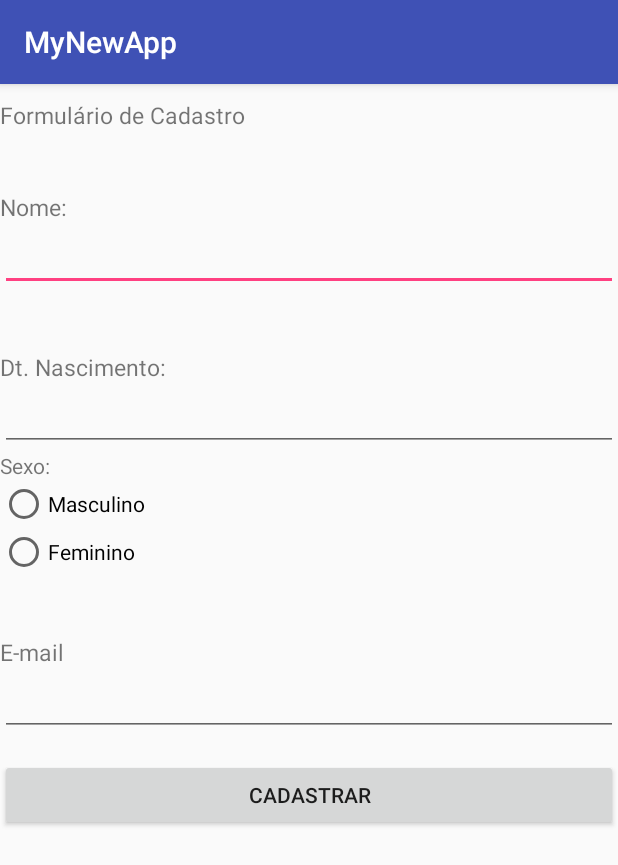
After one commit to danieleEd/MyNewApp, an Android app: the DisplayMessageActivity screen opened directly, with no data from a screen before it, on a phone screen of 412 x 824 dp. The commit adds this screen. Shown: the top 865 px of the screen. Run offline under Robolectric (Android 15) with nearby library versions, the phone set to English and light mode, and no system bars.

Commit message:
---inclusão de onCreate para opção de cadastrar---

```diff
--- a/app/src/main/AndroidManifest.xml
+++ b/app/src/main/AndroidManifest.xml
@@ -16,6 +16,7 @@
                 <category android:name="android.intent.category.LAUNCHER" />
             </intent-filter>
         </activity>
+        <activity android:name=".DisplayMessageActivity"></activity>
     </application>
 
 </manifest>
--- /dev/null
+++ b/app/src/main/java/com/example/dani/mynewapp/DisplayMessageActivity.java
@@ -0,0 +1,17 @@
+package com.example.dani.mynewapp;
+
+
+import android.support.v7.app.AppCompatActivity;
+import android.os.Bundle;
+
+
+public class DisplayMessageActivity extends AppCompatActivity {
+
+    @Override
+    protected void onCreate(Bundle savedInstanceState) {
+        super.onCreate(savedInstanceState);
+        setContentView(R.layout.formcadastropessoa);
+
+
+    }
+}
--- a/app/src/main/res/layout/formcadastropessoa.xml
+++ b/app/src/main/res/layout/formcadastropessoa.xml
@@ -2,7 +2,9 @@
 <LinearLayout xmlns:android="http://schemas.android.com/apk/res/android"
     android:layout_width="match_parent"
     android:layout_height="match_parent"
-    android:orientation="vertical">
+    xmlns:tools="http://schemas.android.com/tools"
+    android:orientation="vertical"
+    tools:context="com.example.dani.mynewapp.DisplayMessageActivity">
 
     <TextView
         android:id="@+id/FormCadastro"
@@ -85,6 +87,7 @@
         android:layout_width="match_parent"
         android:layout_height="wrap_content"
         android:layout_marginTop="15dp"
-        android:text="Cadastrar" />
+        android:text="Cadastrar"
+        />
 
 </LinearLayout>
--- a/app/src/main/res/layout/telalogin.xml
+++ b/app/src/main/res/layout/telalogin.xml
@@ -50,7 +50,8 @@
         android:gravity="left"
         android:textSize="15sp"
         android:text="Cadastrar"
-        android:inputType=""/>
+        android:inputType=""
+        android:onClick="cadastrar"/>
 
     <TextView
         android:id="@+id/esqueceuSenha"
```
Also changed, not shown: app/src/main/java/com/example/dani/mynewapp/MainActivity.java (+10 -0 lines).
